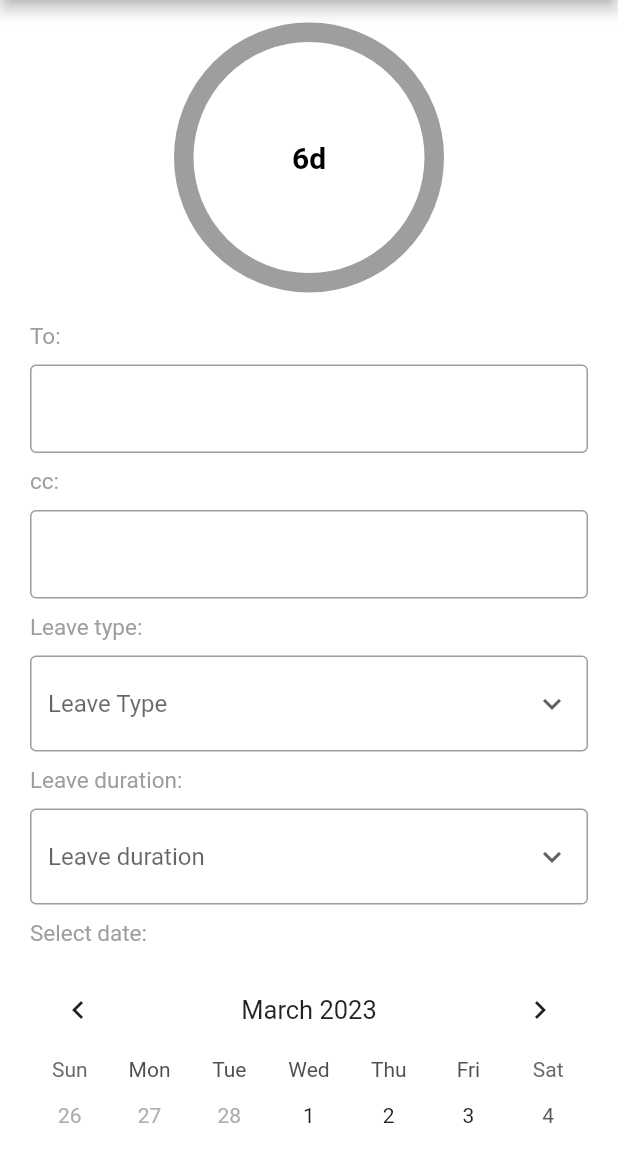
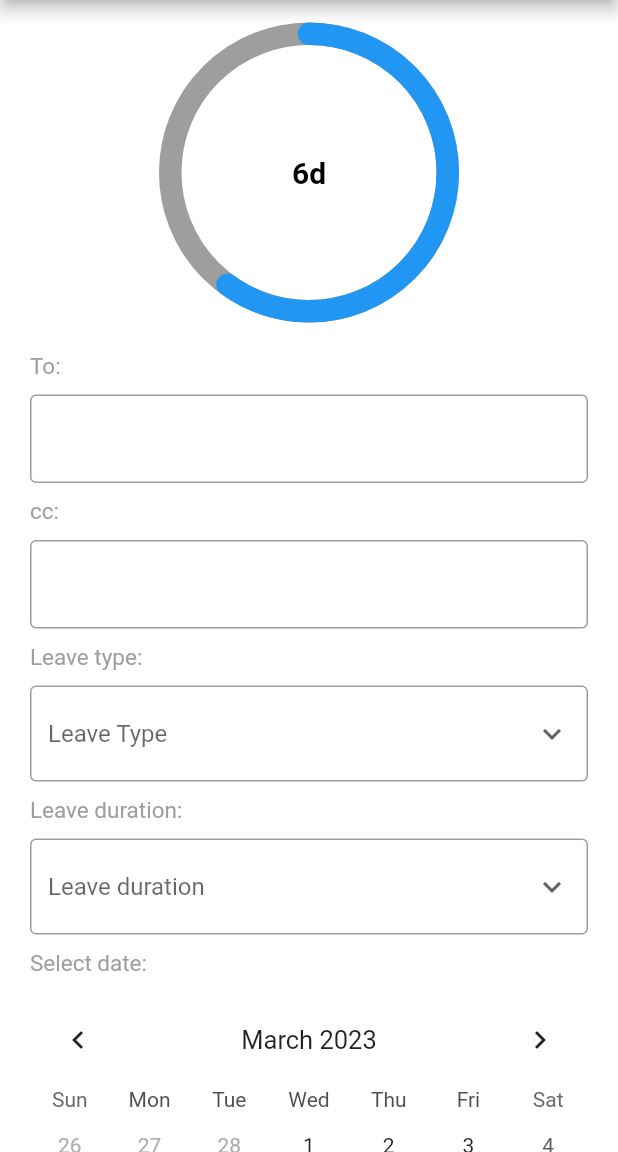
Before and after one commit to sakthi-dotcom/ah_lms_flutter, a Flutter app: the ApplyLeave screen opened directly, on a phone screen of 412 x 824 dp, the part 84-1236 px from its top. Run offline on Flutter 3.47's test engine with Material 2 defaults, Android fonts, the phone set to English and light mode, and no system bars; drawn by our look-alikes of percent_indicator, table_calendar; our stand-ins replace image_picker.

Commit message:
updated percentage for showing leave day balance in leave apply page.

```diff
--- a/lib/view/sidebar/apply_leave.dart
+++ b/lib/view/sidebar/apply_leave.dart
@@ -14,7 +14,7 @@ class ApplyLeave extends StatefulWidget {
 }
 
 class _ApplyLeaveState extends State<ApplyLeave> {
-  double percent = 0.0;
+  double percent = 7.0;
   DateTime today = DateTime.now();
   String leavedropdown = 'Earned leave';
   var leave_items = [
@@ -62,10 +62,9 @@ class _ApplyLeaveState extends State<ApplyLeave> {
                   child: Align(
                     alignment: Alignment.center,
                     child: CircularPercentIndicator(
-                      radius: 90.0,
-                      lineWidth: 13.0,
-                      animation: true,
-                      percent: percent/100,
+                      radius: 100.0,
+                      lineWidth: 15.0,
+                      percent: 0.6,
                         center: const Text(
                           "6d",
                           style: TextStyle(
```
